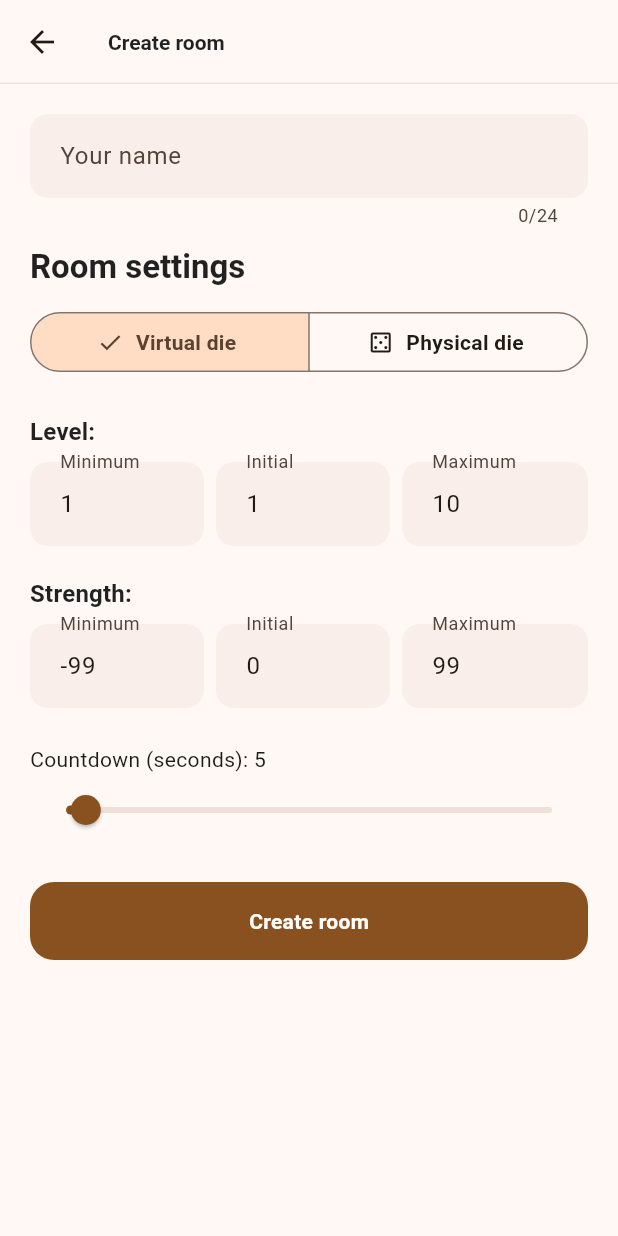
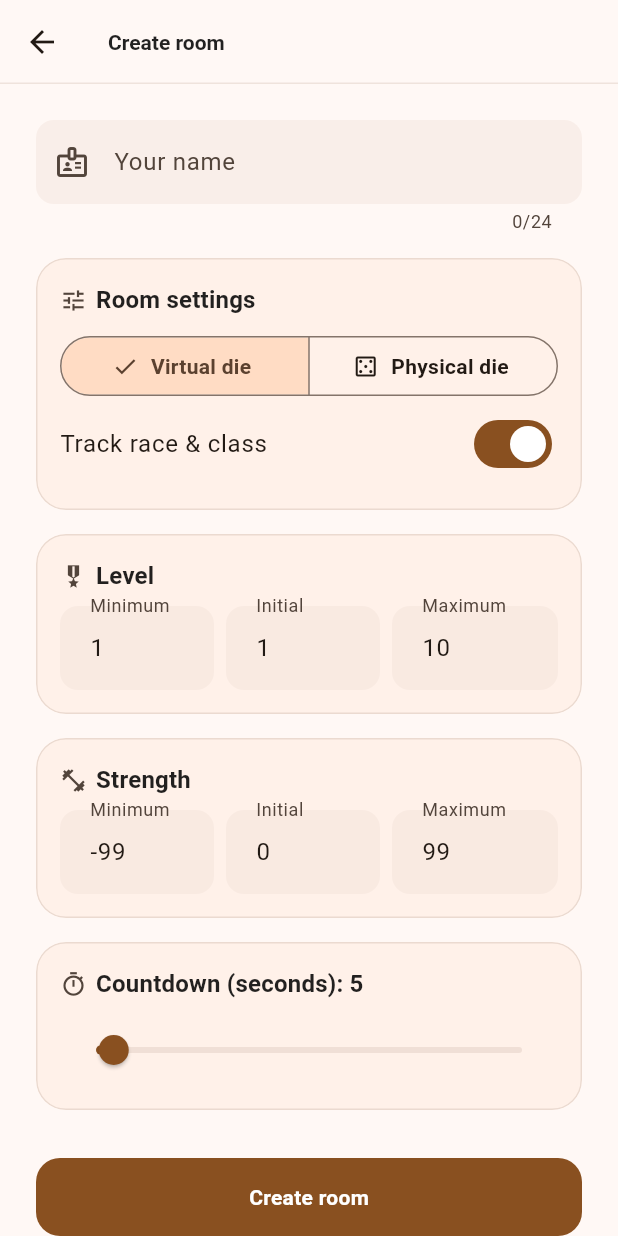
Before and after one commit to tiredbw/MunchkinApp, a Flutter app: the CreateRoomScreen screen opened by its route, on a phone screen of 412 x 824 dp. Run offline on Flutter 3.47's test engine with Material 3 defaults, Android fonts, the phone set to English and light mode, and no system bars; our stand-ins replace flutter_riverpod, flutter_secure_storage, freezed_annotation, go_router, google_mobile_ads, qr_flutter; missing offline and left inert: mobile_scanner; accounts and stored records are empty.

Commit message:
Replace equipment mechanic with race/class identity, fix invite-chip overflow, polish room screens
- Revert the equipment-slots mechanic per feedback: total power is level +
  strength again, no equipment bonus.
- Add a race/class identity mechanic instead (5 races x 5 classes,
  ChoiceChip selection), toggleable per-room via a new trackRaceClass
  setting exposed on the create-room screen; the engine rejects
  setIdentity when the room disabled tracking it.
- Fix a RenderFlex overflow in the invite card's host/port/PIN chips by
  constraining width and making the label text Flexible.
- Add a widget test that drags CharacterView's list to verify it actually
  scrolls past the identity/turn-action cards (used to rule out a
  reported scrolling issue - the ListView itself scrolls correctly).
- Redesign create-room and join-room screens with the shared theme
  tokens: section cards, icons on fields, styled QR scanner overlay,
  consistent error surface.

Co-Authored-By: Claude Sonnet 5 <noreply@anthropic.com>

```diff
--- a/munchkin_app/lib/domain/commands/game_command.dart
+++ b/munchkin_app/lib/domain/commands/game_command.dart
@@ -30,10 +30,10 @@ sealed class GameCommand with _$GameCommand {
     @Default(0) int levelDelta,
     @Default(0) int strengthDelta,
   }) = AdjustStats;
-  const factory GameCommand.adjustEquipment({
-    required EquipmentSlot slot,
-    required int delta,
-  }) = AdjustEquipment;
+  const factory GameCommand.setIdentity({
+    required MunchkinRace race,
+    required MunchkinClass charClass,
+  }) = SetIdentity;
   const factory GameCommand.endTurn() = EndTurn;
   const factory GameCommand.startBattle() = StartBattle;
   const factory GameCommand.declareVictory() = DeclareVictory;
--- a/munchkin_app/lib/domain/models/game_models.dart
+++ b/munchkin_app/lib/domain/models/game_models.dart
@@ -7,7 +7,9 @@ enum DiceMode { physical, virtual }
 
 enum RoomPhase { lobby, ordering, ready, playing, ended }
 
-enum EquipmentSlot { headgear, armor, weapon, footgear, other }
+enum MunchkinRace { none, human, elf, dwarf, halfling }
+
+enum MunchkinClass { none, warrior, wizard, cleric, thief }
 
 enum BattleStatus {
   fighting,
@@ -30,44 +32,11 @@ abstract class RoomSettings with _$RoomSettings {
     @Default(99) int maxStrength,
     @Default(0) int initialStrength,
     @Default(5) int victoryCountdownSeconds,
+    @Default(true) bool trackRaceClass,
   }) = _RoomSettings;
 
   factory RoomSettings.fromJson(Map<String, Object?> json) =>
       _$RoomSettingsFromJson(json);
-}
-
-@freezed
-abstract class Equipment with _$Equipment {
-  const Equipment._();
-
-  const factory Equipment({
-    @Default(0) int headgear,
-    @Default(0) int armor,
-    @Default(0) int weapon,
-    @Default(0) int footgear,
-    @Default(0) int other,
-  }) = _Equipment;
-
-  factory Equipment.fromJson(Map<String, Object?> json) =>
-      _$EquipmentFromJson(json);
-
-  int get total => headgear + armor + weapon + footgear + other;
-
-  int forSlot(EquipmentSlot slot) => switch (slot) {
-    EquipmentSlot.headgear => headgear,
-    EquipmentSlot.armor => armor,
-    EquipmentSlot.weapon => weapon,
-    EquipmentSlot.footgear => footgear,
-    EquipmentSlot.other => other,
-  };
-
-  Equipment withSlot(EquipmentSlot slot, int value) => switch (slot) {
-    EquipmentSlot.headgear => copyWith(headgear: value),
-    EquipmentSlot.armor => copyWith(armor: value),
-    EquipmentSlot.weapon => copyWith(weapon: value),
-    EquipmentSlot.footgear => copyWith(footgear: value),
-    EquipmentSlot.other => copyWith(other: value),
-  };
 }
 
 @freezed
@@ -80,14 +49,15 @@ abstract class Player with _$Player {
     required bool isHost,
     required int level,
     required int strength,
-    @Default(Equipment()) Equipment equipment,
+    @Default(MunchkinRace.none) MunchkinRace race,
+    @Default(MunchkinClass.none) MunchkinClass charClass,
     @Default(true) bool isConnected,
     DateTime? lastSeenAt,
   }) = _Player;
 
   factory Player.fromJson(Map<String, Object?> json) => _$PlayerFromJson(json);
 
-  int get totalPower => level + strength + equipment.total;
+  int get totalPower => level + strength;
 }
 
 @freezed
--- a/munchkin_app/lib/features/room/create_room_screen.dart
+++ b/munchkin_app/lib/features/room/create_room_screen.dart
@@ -2,6 +2,7 @@ import 'package:flutter/material.dart';
 import 'package:flutter_riverpod/flutter_riverpod.dart';
 import 'package:go_router/go_router.dart';
 
+import '../../app/theme.dart';
 import '../../application/session_controller.dart';
 import '../../domain/models/game_models.dart';
 import '../../l10n/app_localizations.dart';
@@ -24,6 +25,7 @@ class _CreateRoomScreenState extends ConsumerState<CreateRoomScreen> {
   final _initialStrength = TextEditingController(text: '0');
   var _diceMode = DiceMode.virtual;
   var _countdown = 5.0;
+  var _trackRaceClass = true;
 
   @override
   void dispose() {
@@ -58,17 +60,23 @@ class _CreateRoomScreenState extends ConsumerState<CreateRoomScreen> {
       body: Form(
         key: _formKey,
         child: ListView(
-          padding: const EdgeInsets.all(20),
+          physics: const AlwaysScrollableScrollPhysics(),
+          padding: const EdgeInsets.all(AppSpacing.lg),
           children: <Widget>[
             TextFormField(
               controller: _name,
               maxLength: 24,
-              decoration: InputDecoration(labelText: l10n.yourName),
+              decoration: InputDecoration(
+                labelText: l10n.yourName,
+                prefixIcon: const Icon(Icons.badge_outlined),
+              ),
               validator: _validateName,
             ),
-            const SizedBox(height: 12),
-            Text(l10n.settings, style: Theme.of(context).textTheme.titleLarge),
-            const SizedBox(height: 12),
+            const SizedBox(height: AppSpacing.md),
+            _SectionCard(
+              icon: Icons.tune,
+              title: l10n.settings,
+              children: <Widget>[
                 SegmentedButton<DiceMode>(
                   segments: <ButtonSegment<DiceMode>>[
                     ButtonSegment(
@@ -86,12 +94,19 @@ class _CreateRoomScreenState extends ConsumerState<CreateRoomScreen> {
                   onSelectionChanged: (value) =>
                       setState(() => _diceMode = value.single),
                 ),
-            const SizedBox(height: 24),
-            Text(
-              '${l10n.level}:',
-              style: Theme.of(context).textTheme.titleMedium,
+                SwitchListTile(
+                  contentPadding: EdgeInsets.zero,
+                  title: Text(l10n.trackRaceClass),
+                  value: _trackRaceClass,
+                  onChanged: (value) => setState(() => _trackRaceClass = value),
                 ),
-            const SizedBox(height: 8),
+              ],
+            ),
+            const SizedBox(height: AppSpacing.md),
+            _SectionCard(
+              icon: Icons.military_tech,
+              title: l10n.level,
+              children: <Widget>[
                 _NumberRow(
                   controllers: <TextEditingController>[
                     _minLevel,
@@ -100,12 +115,13 @@ class _CreateRoomScreenState extends ConsumerState<CreateRoomScreen> {
                   ],
                   labels: <String>[l10n.minimum, l10n.initial, l10n.maximum],
                 ),
-            const SizedBox(height: 20),
-            Text(
-              '${l10n.strength}:',
-              style: Theme.of(context).textTheme.titleMedium,
+              ],
             ),
-            const SizedBox(height: 8),
+            const SizedBox(height: AppSpacing.md),
+            _SectionCard(
+              icon: Icons.fitness_center,
+              title: l10n.strength,
+              children: <Widget>[
                 _NumberRow(
                   controllers: <TextEditingController>[
                     _minStrength,
@@ -114,8 +130,13 @@ class _CreateRoomScreenState extends ConsumerState<CreateRoomScreen> {
                   ],
                   labels: <String>[l10n.minimum, l10n.initial, l10n.maximum],
                 ),
-            const SizedBox(height: 24),
-            Text('${l10n.countdownSeconds}: ${_countdown.round()}'),
+              ],
+            ),
+            const SizedBox(height: AppSpacing.md),
+            _SectionCard(
+              icon: Icons.timer_outlined,
+              title: '${l10n.countdownSeconds}: ${_countdown.round()}',
+              children: <Widget>[
                 Slider(
                   min: 3,
                   max: 60,
@@ -124,7 +145,9 @@ class _CreateRoomScreenState extends ConsumerState<CreateRoomScreen> {
                   label: '${_countdown.round()}',
                   onChanged: (value) => setState(() => _countdown = value),
                 ),
-            const SizedBox(height: 24),
+              ],
+            ),
+            const SizedBox(height: AppSpacing.xl),
             FilledButton(
               onPressed: busy ? null : _submit,
               child: busy
@@ -134,6 +157,7 @@ class _CreateRoomScreenState extends ConsumerState<CreateRoomScreen> {
                     )
                   : Text(l10n.createRoom),
             ),
+            const SizedBox(height: AppSpacing.md),
           ],
         ),
       ),
@@ -156,6 +180,7 @@ class _CreateRoomScreenState extends ConsumerState<CreateRoomScreen> {
       initialStrength: int.parse(_initialStrength.text),
       maxStrength: int.parse(_maxStrength.text),
       victoryCountdownSeconds: _countdown.round(),
+      trackRaceClass: _trackRaceClass,
     );
     if (!(settings.minLevel >= 1 &&
         settings.minLevel <= settings.initialLevel &&
@@ -188,6 +213,42 @@ class _CreateRoomScreenState extends ConsumerState<CreateRoomScreen> {
   }
 }
 
+class _SectionCard extends StatelessWidget {
+  const _SectionCard({
+    required this.icon,
+    required this.title,
+    required this.children,
+  });
+
+  final IconData icon;
+  final String title;
+  final List<Widget> children;
+
+  @override
+  Widget build(BuildContext context) {
+    final scheme = Theme.of(context).colorScheme;
+    return Card(
+      child: Padding(
+        padding: const EdgeInsets.all(AppSpacing.md),
+        child: Column(
+          crossAxisAlignment: CrossAxisAlignment.stretch,
+          children: <Widget>[
+            Row(
+              children: <Widget>[
+                Icon(icon, size: 18, color: scheme.onSurfaceVariant),
+                const SizedBox(width: 6),
+                Text(title, style: Theme.of(context).textTheme.titleMedium),
+              ],
+            ),
+            const SizedBox(height: AppSpacing.sm),
+            ...children,
+          ],
+        ),
+      ),
+    );
+  }
+}
+
 class _NumberRow extends StatelessWidget {
   const _NumberRow({required this.controllers, required this.labels});
 
--- a/munchkin_app/lib/l10n/app_localizations.dart
+++ b/munchkin_app/lib/l10n/app_localizations.dart
@@ -194,47 +194,77 @@ abstract class AppLocalizations {
   /// **'Total power'**
   String get totalPower;
 
-  /// No description provided for @totalPowerBreakdown.
+  /// No description provided for @identity.
   ///
   /// In en, this message translates to:
-  /// **'{level} level + {strength} strength + {equipment} gear'**
-  String totalPowerBreakdown(int level, int strength, int equipment);
+  /// **'Race & class'**
+  String get identity;
 
-  /// No description provided for @equipment.
+  /// No description provided for @trackRaceClass.
   ///
   /// In en, this message translates to:
-  /// **'Equipment'**
-  String get equipment;
+  /// **'Track race & class'**
+  String get trackRaceClass;
 
-  /// No description provided for @equipmentHeadgear.
+  /// No description provided for @raceNone.
   ///
   /// In en, this message translates to:
-  /// **'Headgear'**
-  String get equipmentHeadgear;
+  /// **'No race'**
+  String get raceNone;
 
-  /// No description provided for @equipmentArmor.
+  /// No description provided for @raceHuman.
   ///
   /// In en, this message translates to:
-  /// **'Armor'**
-  String get equipmentArmor;
+  /// **'Human'**
+  String get raceHuman;
 
-  /// No description provided for @equipmentWeapon.
+  /// No description provided for @raceElf.
   ///
   /// In en, this message translates to:
-  /// **'Weapon'**
-  String get equipmentWeapon;
+  /// **'Elf'**
+  String get raceElf;
 
-  /// No description provided for @equipmentFootgear.
+  /// No description provided for @raceDwarf.
   ///
   /// In en, this message translates to:
-  /// **'Footgear'**
-  String get equipmentFootgear;
+  /// **'Dwarf'**
+  String get raceDwarf;
 
-  /// No description provided for @equipmentOther.
+  /// No description provided for @raceHalfling.
   ///
   /// In en, this message translates to:
-  /// **'Other items'**
-  String get equipmentOther;
+  /// **'Halfling'**
+  String get raceHalfling;
+
+  /// No description provided for @classNone.
+  ///
+  /// In en, this message translates to:
+  /// **'No class'**
+  String get classNone;
+
+  /// No description provided for @classWarrior.
+  ///
+  /// In en, this message translates to:
+  /// **'Warrior'**
+  String get classWarrior;
+
+  /// No description provided for @classWizard.
+  ///
+  /// In en, this message translates to:
+  /// **'Wizard'**
+  String get classWizard;
+
+  /// No description provided for @classCleric.
+  ///
+  /// In en, this message translates to:
+  /// **'Cleric'**
+  String get classCleric;
+
+  /// No description provided for @classThief.
+  ///
+  /// In en, this message translates to:
+  /// **'Thief'**
+  String get classThief;
 
   /// No description provided for @closeLobby.
   ///
```
Also changed, not shown: munchkin_app/lib/domain/game_engine.dart (+10 -22 lines), munchkin_app/lib/features/game/character_view.dart (+80 -90 lines), munchkin_app/lib/features/room/join_room_screen.dart (+80 -15 lines), munchkin_app/lib/features/room/room_screen.dart (+9 -1 lines), munchkin_app/lib/l10n/app_en.arb (+12 -8 lines), munchkin_app/lib/l10n/app_localizations_en.dart (+22 -9 lines), munchkin_app/lib/l10n/app_localizations_ru.dart (+22 -9 lines), munchkin_app/lib/l10n/app_ru.arb (+12 -8 lines), munchkin_app/lib/domain/commands/game_command.freezed.dart, munchkin_app/lib/domain/commands/game_command.g.dart, munchkin_app/lib/domain/models/game_models.freezed.dart, munchkin_app/lib/domain/models/game_models.g.dart, 2 other files. Lines whose indentation alone changed are shown as unchanged.
